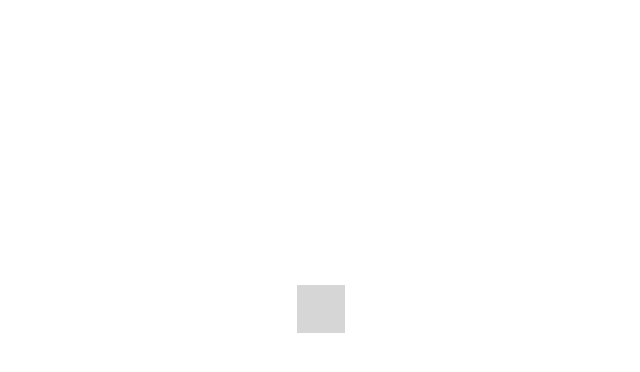
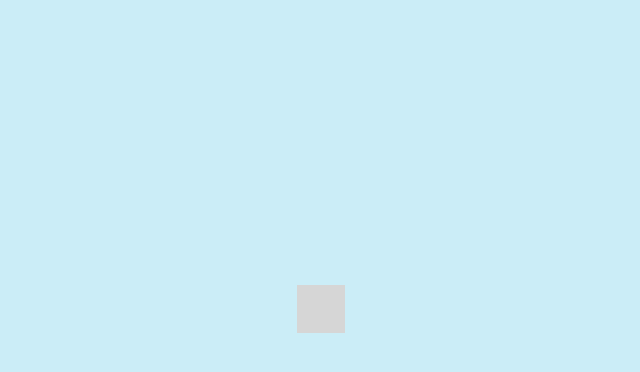
Before and after one commit to Kim1350/mapApp, an Android app: the QuizActivity screen opened directly, with no data from a screen before it, on a phone screen of 824 x 412 dp (held sideways). Shown: the top 372 px of the screen, without its empty margins (297-937 px from the left). Run offline under Robolectric (Android 15) with nearby library versions, the phone set to English and light mode, and no system bars; libraries missing offline, so code that uses them is left out: com.richpath, com.richpathanimator; plain views replace RichPathView; 2 statements that could not run were skipped; grey boxes are pictures that could not be loaded.

Commit message:
добавлен цвет фона и обновлена ссылка на map4.xml (map.xml)

```diff
--- a/app/src/main/res/layout/activity_quiz.xml
+++ b/app/src/main/res/layout/activity_quiz.xml
@@ -4,17 +4,18 @@
     xmlns:tools="http://schemas.android.com/tools"
     android:layout_width="match_parent"
     android:layout_height="match_parent"
+    android:background="#cbedf7"
     tools:context=".QuizActivity">
 
     <com.richpath.RichPathView
         android:id="@+id/map"
         android:layout_width="wrap_content"
         android:layout_height="wrap_content"
-        app:vector="@drawable/map4"
         app:layout_constraintBottom_toBottomOf="parent"
         app:layout_constraintEnd_toEndOf="parent"
         app:layout_constraintStart_toStartOf="parent"
-        app:layout_constraintTop_toTopOf="parent">
+        app:layout_constraintTop_toTopOf="parent"
+        app:vector="@drawable/map">
 
     </com.richpath.RichPathView>
 
```
